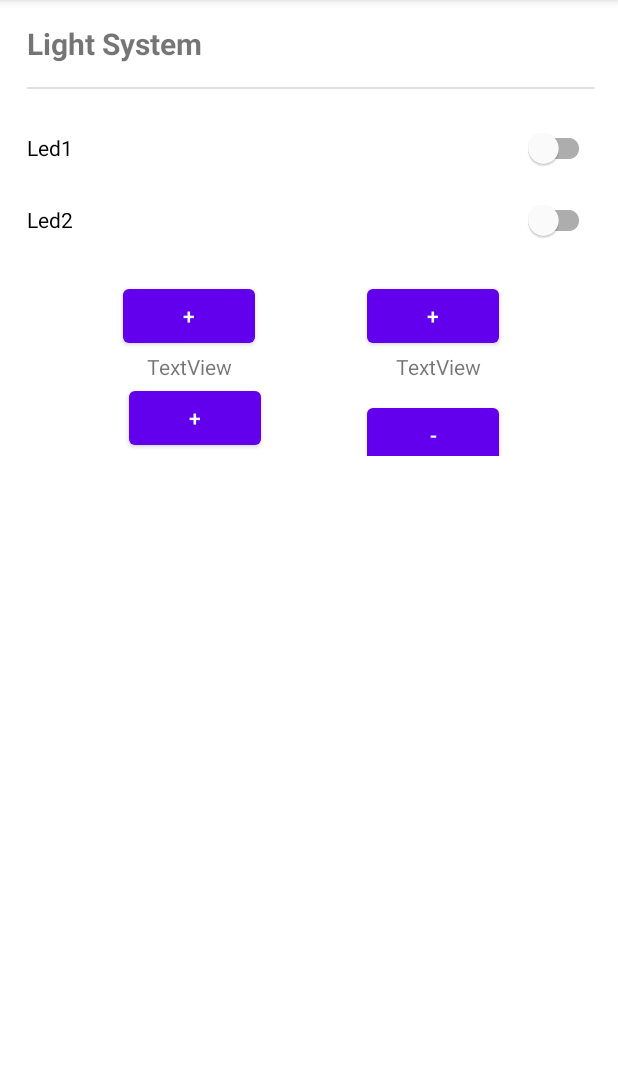
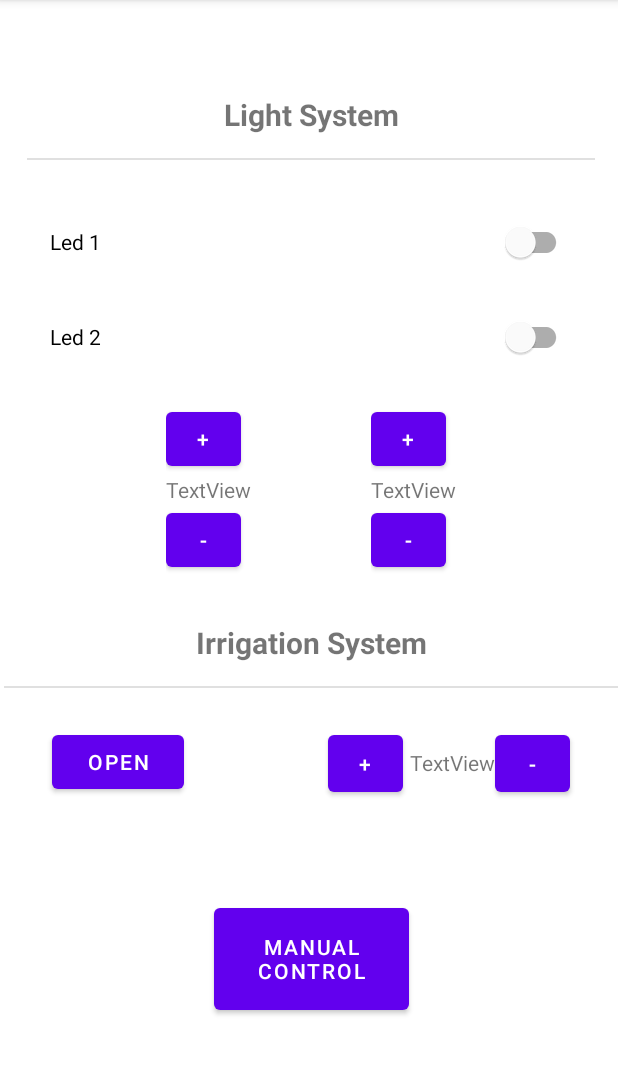
Before and after one commit to tassiLuca/smart-garden, an Android app: the screen it shows after launch (MainActivity), on a phone screen of 412 x 824 dp, the part 84-1159 px from its top. Run offline under Robolectric (Android 15) with nearby library versions, the phone set to English and light mode, and no system bars.

Commit message:
app redesign

```diff
--- a/garden-app/app/src/main/java/it/unibo/isi/seiot/smartgarden/MainActivity.java
+++ b/garden-app/app/src/main/java/it/unibo/isi/seiot/smartgarden/MainActivity.java
@@ -1,6 +1,7 @@
 package it.unibo.isi.seiot.smartgarden;
 
 import android.os.Bundle;
+import android.widget.EditText;
 
 import androidx.annotation.Nullable;
 import androidx.appcompat.app.AppCompatActivity;
@@ -11,5 +12,11 @@ public class MainActivity extends AppCompatActivity {
     protected void onCreate(@Nullable Bundle savedInstanceState) {
         super.onCreate(savedInstanceState);
         setContentView(R.layout.main);
+        initUI();
     }
+
+    private void initUI() {
+
+    }
+
 }
--- a/garden-app/app/src/main/res/layout/main.xml
+++ b/garden-app/app/src/main/res/layout/main.xml
@@ -1,6 +1,7 @@
 <?xml version="1.0" encoding="utf-8"?>
 <androidx.constraintlayout.widget.ConstraintLayout xmlns:android="http://schemas.android.com/apk/res/android"
     xmlns:app="http://schemas.android.com/apk/res-auto"
+    xmlns:tools="http://schemas.android.com/tools"
     android:layout_width="match_parent"
     android:layout_height="match_parent">
 
@@ -12,6 +13,7 @@
         android:layout_width="409dp"
         android:layout_height="673dp"
         android:orientation="vertical"
+        app:layout_constraintBottom_toBottomOf="parent"
         app:layout_constraintEnd_toEndOf="parent"
         app:layout_constraintTop_toBottomOf="@+id/include">
 
@@ -21,7 +23,7 @@
             android:layout_height="wrap_content"
             android:layout_margin="15sp"
             android:text="@string/light_system"
-            android:textAlignment="viewStart"
+            android:textAlignment="center"
             android:textSize="20sp"
             android:textStyle="bold" />
 
@@ -35,89 +37,184 @@
 
         <androidx.constraintlayout.widget.ConstraintLayout
             android:layout_width="match_parent"
-            android:layout_height="260dp"
+            android:layout_height="wrap_content"
             android:padding="15sp">
 
 
             <com.google.android.material.switchmaterial.SwitchMaterial
-                android:id="@+id/switch1"
+                android:id="@+id/ledSwitch1"
                 android:layout_width="match_parent"
                 android:layout_height="wrap_content"
+                android:layout_margin="15sp"
                 android:minHeight="48dp"
-                android:text="Led1"
+                android:text="@string/led1"
                 app:layout_constraintStart_toStartOf="parent"
                 app:layout_constraintTop_toTopOf="parent" />
 
             <com.google.android.material.switchmaterial.SwitchMaterial
-                android:id="@+id/switch2"
+                android:id="@+id/ledSwitch2"
                 android:layout_width="match_parent"
                 android:layout_height="wrap_content"
+                android:layout_margin="15sp"
                 android:minHeight="48dp"
-                android:text="Led2"
+                android:text="@string/led2"
                 app:layout_constraintStart_toStartOf="parent"
-                app:layout_constraintTop_toBottomOf="@+id/switch1" />
+                app:layout_constraintTop_toBottomOf="@+id/ledSwitch1" />
+
+            <LinearLayout
+                android:layout_width="match_parent"
+                android:layout_height="wrap_content"
+                android:orientation="horizontal"
+                android:gravity="center"
+                android:layout_marginTop="20dp"
+                app:layout_constraintTop_toBottomOf="@+id/ledSwitch2">
+
+                <LinearLayout
+                    android:id="@+id/led3Box"
+                    android:layout_width="wrap_content"
+                    android:layout_height="wrap_content"
+                    android:orientation="vertical"
+                    app:layout_constraintLeft_toLeftOf="parent"
+                    app:layout_constraintRight_toLeftOf="@+id/led4Box"
+                    app:layout_constraintTop_toBottomOf="@+id/ledSwitch2"
+                    android:layout_marginHorizontal="40dp">
+
+                    <Button
+                        android:id="@+id/incCounterLed3"
+                        android:layout_width="50dp"
+                        android:layout_height="wrap_content"
+                        android:gravity="center"
+                        android:text="@string/increase"
+                        tools:ignore="DuplicateSpeakableTextCheck" />
+
+                    <TextView
+                        android:id="@+id/counterLed3"
+                        android:layout_width="wrap_content"
+                        android:layout_height="wrap_content"
+                        android:text="TextView"
+                      />
+
+                    <Button
+                        android:id="@+id/decCounterLed3"
+                        android:layout_width="50dp"
+                        android:layout_height="wrap_content"
+                        android:text="@string/decrease" />
+                </LinearLayout>
+
+                <LinearLayout
+                    android:id="@+id/led4Box"
+                    android:layout_width="wrap_content"
+                    android:layout_height="wrap_content"
+                    android:orientation="vertical"
+                    android:layout_marginHorizontal="40dp">
+
+                    <Button
+                        android:id="@+id/incCounterLed4"
+                        android:layout_width="50dp"
+                        android:layout_height="wrap_content"
+                        android:text="@string/increase" />
+
+                    <TextView
+                        android:id="@+id/counterLed4"
+                        android:layout_width="wrap_content"
+                        android:layout_height="wrap_content"
+                        android:text="TextView" />
+
+                    <Button
+                        android:id="@+id/decCounterLed4"
+                        android:layout_width="50dp"
+                        android:layout_height="wrap_content"
+                        android:text="@string/decrease" />
+                </LinearLayout>
+            </LinearLayout>
+
+
+
+        </androidx.constraintlayout.widget.ConstraintLayout>
+
+        <TextView
+            android:id="@+id/lightSystemTextView2"
+            android:layout_width="match_parent"
+            android:layout_height="wrap_content"
+            android:layout_margin="15sp"
+            android:text="@string/irrigation_system"
+            android:textAlignment="center"
+            android:textSize="20sp"
+            android:textStyle="bold" />
+
+        <View
+            android:id="@+id/lightSystemDivider2"
+            android:layout_width="match_parent"
+            android:layout_height="1dp"
+            android:background="?android:attr/listDivider" />
+
+        <androidx.constraintlayout.widget.ConstraintLayout
+            android:layout_width="match_parent"
+            android:layout_height="99dp">
 
             <Button
-                android:id="@+id/button"
+                android:id="@+id/irrigationBtn"
                 android:layout_width="wrap_content"
                 android:layout_height="wrap_content"
-                android:layout_marginStart="64dp"
-                android:layout_marginTop="16dp"
-                android:text="+"
+                android:layout_marginStart="32dp"
+                android:text="@string/open"
+                app:layout_constraintBottom_toBottomOf="parent"
                 app:layout_constraintStart_toStartOf="parent"
-                app:layout_constraintTop_toBottomOf="@+id/switch2" />
+                app:layout_constraintTop_toTopOf="parent"
+                app:layout_constraintVertical_bias="0.49"
+                tools:ignore="DuplicateSpeakableTextCheck" />
 
             <Button
-                android:id="@+id/button2"
+                android:id="@+id/incIrrigation"
+                android:layout_width="50dp"
+                android:layout_height="50dp"
+                android:layout_marginStart="96dp"
+                android:text="@string/increase"
+                app:layout_constraintBottom_toBottomOf="parent"
+                app:layout_constraintStart_toEndOf="@+id/irrigationBtn"
+                app:layout_constraintTop_toTopOf="parent"
+                app:layout_constraintVertical_bias="0.51"
+                tools:ignore="DuplicateSpeakableTextCheck" />
+
+            <TextView
+                android:id="@+id/countIrrigation"
                 android:layout_width="wrap_content"
                 android:layout_height="wrap_content"
-                android:layout_marginStart="68dp"
-                android:text="+"
+                android:layout_marginStart="8dp"
+                android:text="TextView"
                 app:layout_constraintBottom_toBottomOf="parent"
-                app:layout_constraintStart_toStartOf="parent"
-                app:layout_constraintTop_toBottomOf="@+id/textView4"
-                app:layout_constraintVertical_bias="0.466" />
+                app:layout_constraintEnd_toStartOf="@+id/decIrrigation"
+                app:layout_constraintHorizontal_bias="1.0"
+                app:layout_constraintStart_toEndOf="@+id/incIrrigation"
+                app:layout_constraintTop_toTopOf="parent" />
 
             <Button
-                android:id="@+id/button3"
-                android:layout_width="wrap_content"
-                android:layout_height="wrap_content"
-                android:layout_marginTop="16dp"
-                android:layout_marginEnd="64dp"
-                android:text="+"
+                android:id="@+id/decIrrigation"
+                android:layout_width="50dp"
+                android:layout_height="50dp"
+                android:layout_marginEnd="32dp"
+                android:text="@string/decrease"
+                app:layout_constraintBottom_toBottomOf="parent"
                 app:layout_constraintEnd_toEndOf="parent"
-                app:layout_constraintTop_toBottomOf="@+id/switch2" />
+                app:layout_constraintTop_toTopOf="parent"
+                app:layout_constraintVertical_bias="0.51"
+                tools:ignore="DuplicateSpeakableTextCheck" />
+
+        </androidx.constraintlayout.widget.ConstraintLayout>
+
+        <androidx.constraintlayout.widget.ConstraintLayout
+            android:layout_width="match_parent"
+            android:layout_height="match_parent">
 
             <Button
-                android:id="@+id/button4"
-                android:layout_width="wrap_content"
-                android:layout_height="wrap_content"
-                android:layout_marginTop="12dp"
-                android:layout_marginEnd="64dp"
-                android:text="-"
+                android:id="@+id/manualControl"
+                android:layout_width="130dp"
+                android:layout_height="80dp"
+                android:text="@string/manual"
                 app:layout_constraintBottom_toBottomOf="parent"
                 app:layout_constraintEnd_toEndOf="parent"
-                app:layout_constraintTop_toBottomOf="@+id/textView5"
-                app:layout_constraintVertical_bias="0.06" />
-
-            <TextView
-                android:id="@+id/textView4"
-                android:layout_width="wrap_content"
-                android:layout_height="wrap_content"
-                android:layout_marginStart="80dp"
-                android:text="TextView"
                 app:layout_constraintStart_toStartOf="parent"
-                app:layout_constraintTop_toBottomOf="@+id/button" />
-
-            <TextView
-                android:id="@+id/textView5"
-                android:layout_width="wrap_content"
-                android:layout_height="wrap_content"
-                android:layout_marginEnd="76dp"
-                android:text="TextView"
-                app:layout_constraintEnd_toEndOf="parent"
-                app:layout_constraintTop_toBottomOf="@+id/button3" />
-
+                app:layout_constraintTop_toTopOf="parent" />
         </androidx.constraintlayout.widget.ConstraintLayout>
 
     </LinearLayout>
--- a/garden-app/app/src/main/res/values/strings.xml
+++ b/garden-app/app/src/main/res/values/strings.xml
@@ -3,4 +3,11 @@
     <string name="notifications">"Notifications "</string>
     <string name="light_system">Light System</string>
     <string name="irrigation_system">Irrigation System</string>
+    <string name="led1">Led 1</string>
+    <string name="led2">Led 2</string>
+    <string name="increase">+</string>
+    <string name="decrease">-</string>
+    <string name="open">Open</string>
+    <string name="close">Close</string>
+    <string name="manual">Manual Control</string>
 </resources>
```
